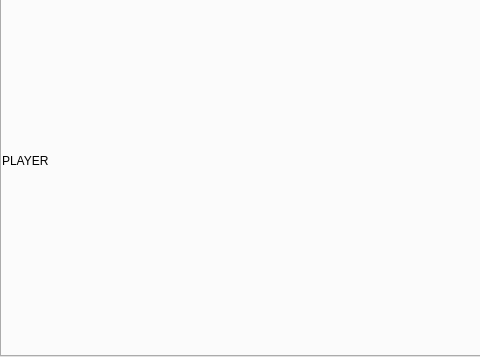
Above: OnePlayer.ui from Maxwell-Lyu/OnePlayer before the change; both pictures show x 0 to 480 and y 82 to 439 of the 622 by 439 pixel window. Below: the same form after it.
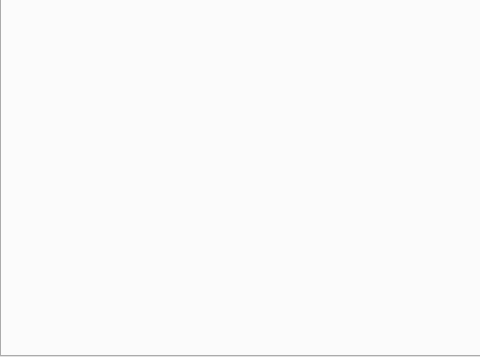
That is the form after the change.

Commit message: before: add musicPlayer

Patch:
```diff
--- a/OnePlayer.ui
+++ b/OnePlayer.ui
@@ -121,13 +121,6 @@
         <property name="spacing">
          <number>0</number>
         </property>
-        <item row="0" column="0">
-         <widget class="QLabel" name="label_2">
-          <property name="text">
-           <string>PLAYER</string>
-          </property>
-         </widget>
-        </item>
        </layout>
       </widget>
       <widget class="QWidget" name="tabLyric">
```
The commit also changes 3 other files.
